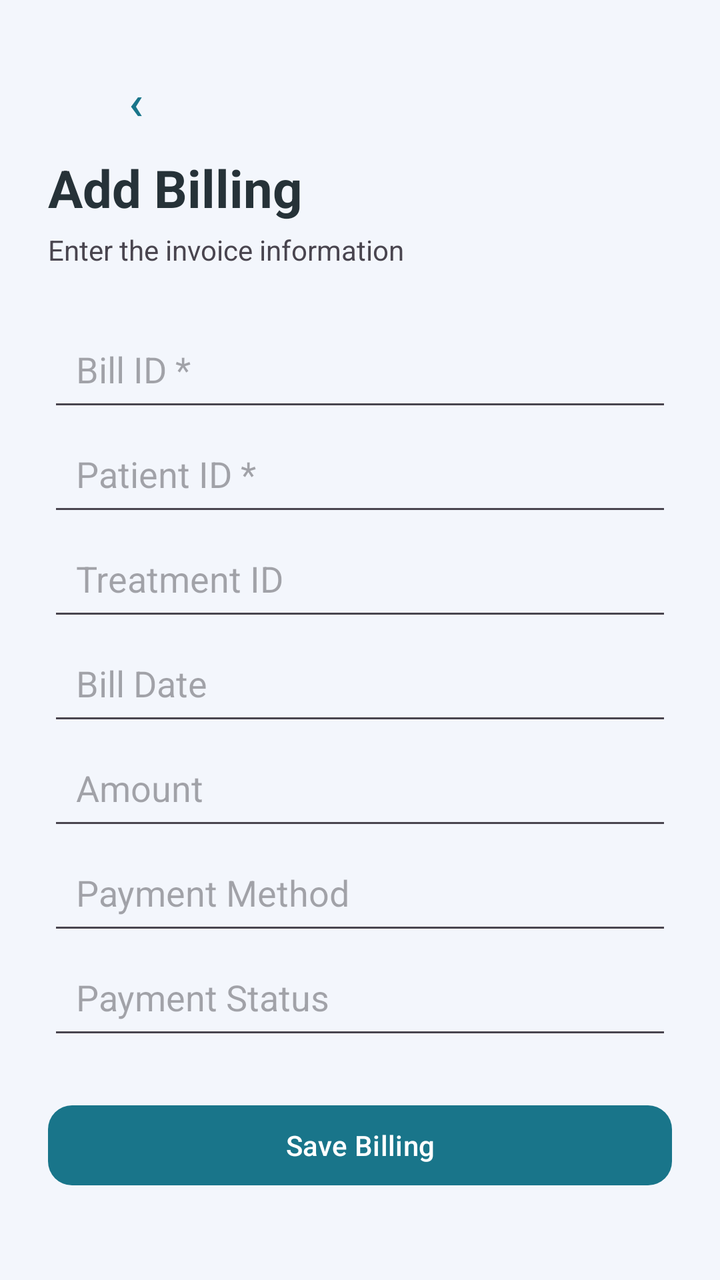
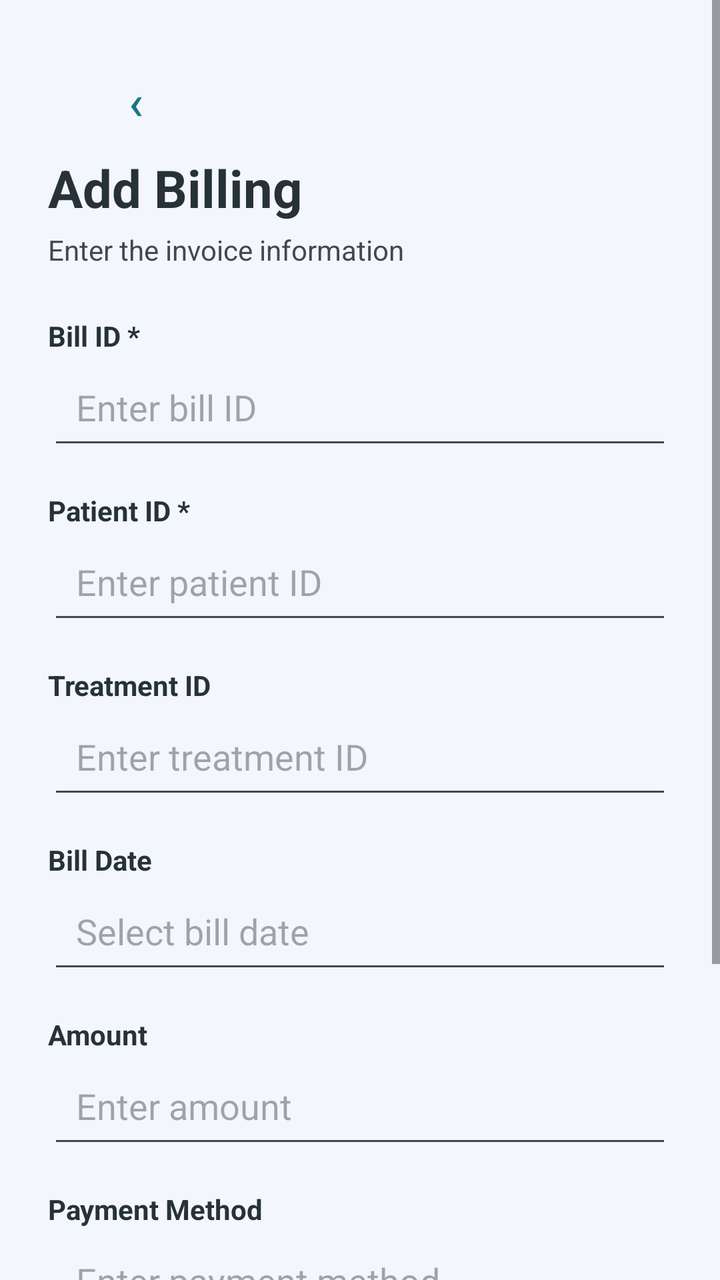

Before-and-after screenshots of an Android layout around one commit, followed by the original layout XML and the change that was made.
<!-- AndroidManifest.xml: application theme Theme.Dokter2an -->
<!-- res/layout/activity_add_billing.xml -->
<?xml version="1.0" encoding="utf-8"?>
<ScrollView xmlns:android="http://schemas.android.com/apk/res/android"
    xmlns:app="http://schemas.android.com/apk/res-auto"
    android:layout_width="match_parent"
    android:layout_height="match_parent"
    android:fillViewport="true"
    android:background="?attr/colorSurface">

    <LinearLayout
        android:layout_width="match_parent"
        android:layout_height="wrap_content"
        android:orientation="vertical"
        android:padding="24dp">

        <com.google.android.material.button.MaterialButton
            android:id="@+id/btnBack"
            style="@style/Widget.Material3.Button.TextButton"
            android:layout_width="wrap_content"
            android:layout_height="wrap_content"
            android:text="‹"
            android:textSize="24sp" />

        <TextView
            android:layout_width="wrap_content"
            android:layout_height="wrap_content"
            android:text="Add Billing"
            android:textColor="?attr/colorOnSurface"
            android:textSize="26sp"
            android:textStyle="bold" />

        <TextView
            android:layout_width="wrap_content"
            android:layout_height="wrap_content"
            android:layout_marginTop="4dp"
            android:text="Enter the invoice information"
            android:textColor="?attr/colorOnSurfaceVariant" />

        <EditText
            android:id="@+id/inputBillId"
            android:layout_width="match_parent"
            android:layout_height="wrap_content"
            android:layout_marginTop="24dp"
            android:hint="Bill ID *"
            android:inputType="text"
            android:padding="14dp" />

        <EditText
            android:id="@+id/inputPatientId"
            android:layout_width="match_parent"
            android:layout_height="wrap_content"
            android:hint="Patient ID *"
            android:inputType="text"
            android:padding="14dp" />

        <EditText
            android:id="@+id/inputTreatmentId"
            android:layout_width="match_parent"
            android:layout_height="wrap_content"
            android:hint="Treatment ID"
            android:inputType="text"
            android:padding="14dp" />

        <EditText
            android:id="@+id/inputBillDate"
            android:layout_width="match_parent"
            android:layout_height="wrap_content"
            android:hint="Bill Date"
            android:inputType="text"
            android:padding="14dp" />

        <EditText
            android:id="@+id/inputAmount"
            android:layout_width="match_parent"
            android:layout_height="wrap_content"
            android:hint="Amount"
            android:inputType="text"
            android:padding="14dp" />

        <EditText
            android:id="@+id/inputPaymentMethod"
            android:layout_width="match_parent"
            android:layout_height="wrap_content"
            android:hint="Payment Method"
            android:inputType="text"
            android:padding="14dp" />

        <EditText
            android:id="@+id/inputPaymentStatus"
            android:layout_width="match_parent"
            android:layout_height="wrap_content"
            android:hint="Payment Status"
            android:inputType="text"
            android:padding="14dp" />

        <com.google.android.material.button.MaterialButton
            android:id="@+id/btnSaveBilling"
            android:layout_width="match_parent"
            android:layout_height="wrap_content"
            android:layout_marginTop="24dp"
            android:text="Save Billing"
            app:cornerRadius="12dp" />

    </LinearLayout>
</ScrollView>
<!-- resources referenced by this layout -->
<resources>
  <style name="Theme.Dokter2an" parent="Theme.Material3.DayNight.NoActionBar">
          <item name="colorPrimary">#19758A</item>
          <item name="colorOnPrimary">#FFFFFF</item>
  
          <item name="colorSecondary">#10B981</item>
          <item name="colorOnSecondary">#FFFFFF</item>
  
          <item name="colorSurface">#F3F6FC</item>
          <item name="colorOnSurface">#263238</item>
  
          <item name="android:windowBackground">#F3F6FC</item>
          <item name="android:statusBarColor">#F3F6FC</item>
          <item name="android:navigationBarColor">#F3F6FC</item>
  
          <item name="android:windowLightStatusBar">true</item>
      </style>
</resources>

<!-- the commit's change to res/layout/activity_add_billing.xml (unified diff, before → after) -->
@@ -35,61 +35,117 @@
             android:text="Enter the invoice information"
             android:textColor="?attr/colorOnSurfaceVariant" />
 
+        <TextView
+            android:layout_width="wrap_content"
+            android:layout_height="wrap_content"
+            android:layout_marginTop="24dp"
+            android:text="Bill ID *"
+            android:textColor="?attr/colorOnSurface"
+            android:textStyle="bold" />
+
         <EditText
             android:id="@+id/inputBillId"
             android:layout_width="match_parent"
             android:layout_height="wrap_content"
-            android:layout_marginTop="24dp"
-            android:hint="Bill ID *"
+            android:hint="Enter bill ID"
             android:inputType="text"
             android:padding="14dp" />
+
+        <TextView
+            android:layout_width="wrap_content"
+            android:layout_height="wrap_content"
+            android:layout_marginTop="16dp"
+            android:text="Patient ID *"
+            android:textColor="?attr/colorOnSurface"
+            android:textStyle="bold" />
 
         <EditText
             android:id="@+id/inputPatientId"
             android:layout_width="match_parent"
             android:layout_height="wrap_content"
-            android:hint="Patient ID *"
+            android:hint="Enter patient ID"
             android:inputType="text"
             android:padding="14dp" />
+
+        <TextView
+            android:layout_width="wrap_content"
+            android:layout_height="wrap_content"
+            android:layout_marginTop="16dp"
+            android:text="Treatment ID"
+            android:textColor="?attr/colorOnSurface"
+            android:textStyle="bold" />
 
         <EditText
             android:id="@+id/inputTreatmentId"
             android:layout_width="match_parent"
             android:layout_height="wrap_content"
-            android:hint="Treatment ID"
+            android:hint="Enter treatment ID"
             android:inputType="text"
             android:padding="14dp" />
+
+        <TextView
+            android:layout_width="wrap_content"
+            android:layout_height="wrap_content"
+            android:layout_marginTop="16dp"
+            android:text="Bill Date"
+            android:textColor="?attr/colorOnSurface"
+            android:textStyle="bold" />
 
         <EditText
             android:id="@+id/inputBillDate"
             android:layout_width="match_parent"
             android:layout_height="wrap_content"
-            android:hint="Bill Date"
-            android:inputType="text"
+            android:hint="Select bill date"
+            android:focusable="false"
+            android:clickable="true"
             android:padding="14dp" />
+
+        <TextView
+            android:layout_width="wrap_content"
+            android:layout_height="wrap_content"
+            android:layout_marginTop="16dp"
+            android:text="Amount"
+            android:textColor="?attr/colorOnSurface"
+            android:textStyle="bold" />
 
         <EditText
             android:id="@+id/inputAmount"
             android:layout_width="match_parent"
             android:layout_height="wrap_content"
-            android:hint="Amount"
-            android:inputType="text"
+            android:hint="Enter amount"
+            android:inputType="numberDecimal"
             android:padding="14dp" />
+
+        <TextView
+            android:layout_width="wrap_content"
+            android:layout_height="wrap_content"
+            android:layout_marginTop="16dp"
+            android:text="Payment Method"
+            android:textColor="?attr/colorOnSurface"
+            android:textStyle="bold" />
 
         <EditText
             android:id="@+id/inputPaymentMethod"
             android:layout_width="match_parent"
             android:layout_height="wrap_content"
-            android:hint="Payment Method"
-            android:inputType="text"
+            android:hint="Enter payment method"
+            android:inputType="textCapWords"
             android:padding="14dp" />
+
+        <TextView
+            android:layout_width="wrap_content"
+            android:layout_height="wrap_content"
+            android:layout_marginTop="16dp"
+            android:text="Payment Status"
+            android:textColor="?attr/colorOnSurface"
+            android:textStyle="bold" />
 
         <EditText
             android:id="@+id/inputPaymentStatus"
             android:layout_width="match_parent"
             android:layout_height="wrap_content"
-            android:hint="Payment Status"
-            android:inputType="text"
+            android:hint="Enter payment status"
+            android:inputType="textCapWords"
             android:padding="14dp" />
 
         <com.google.android.material.button.MaterialButton
